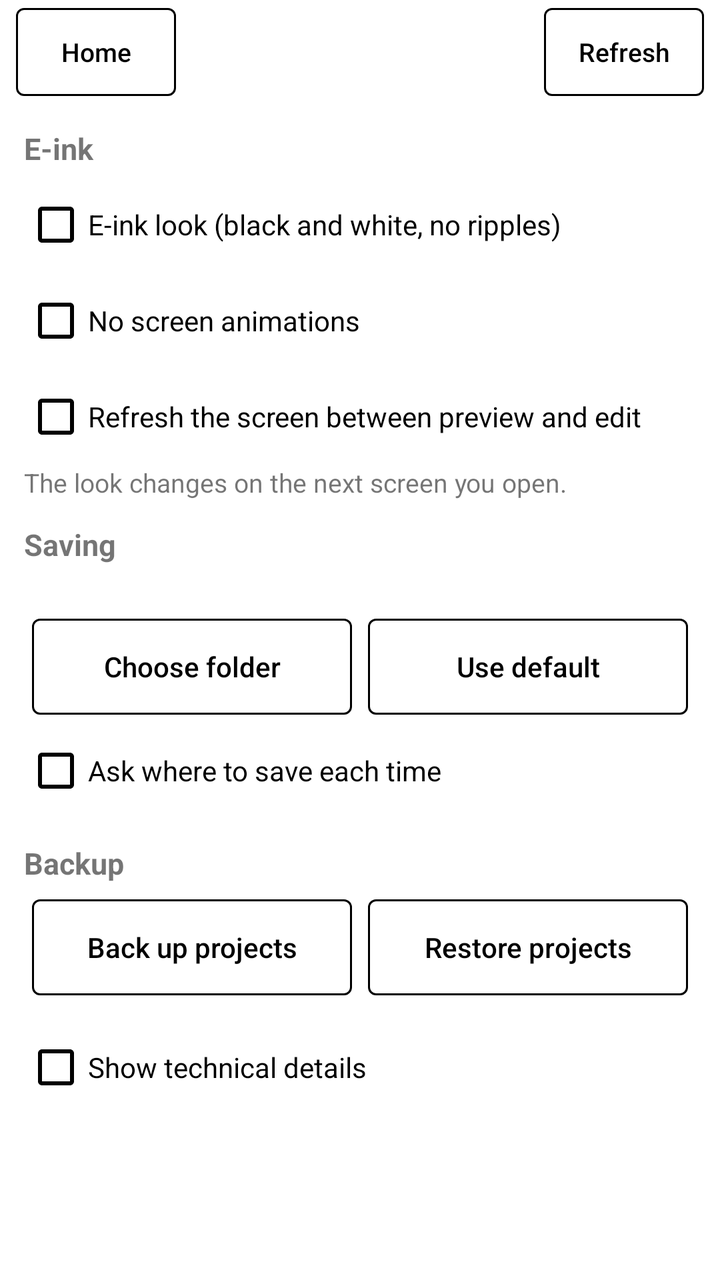
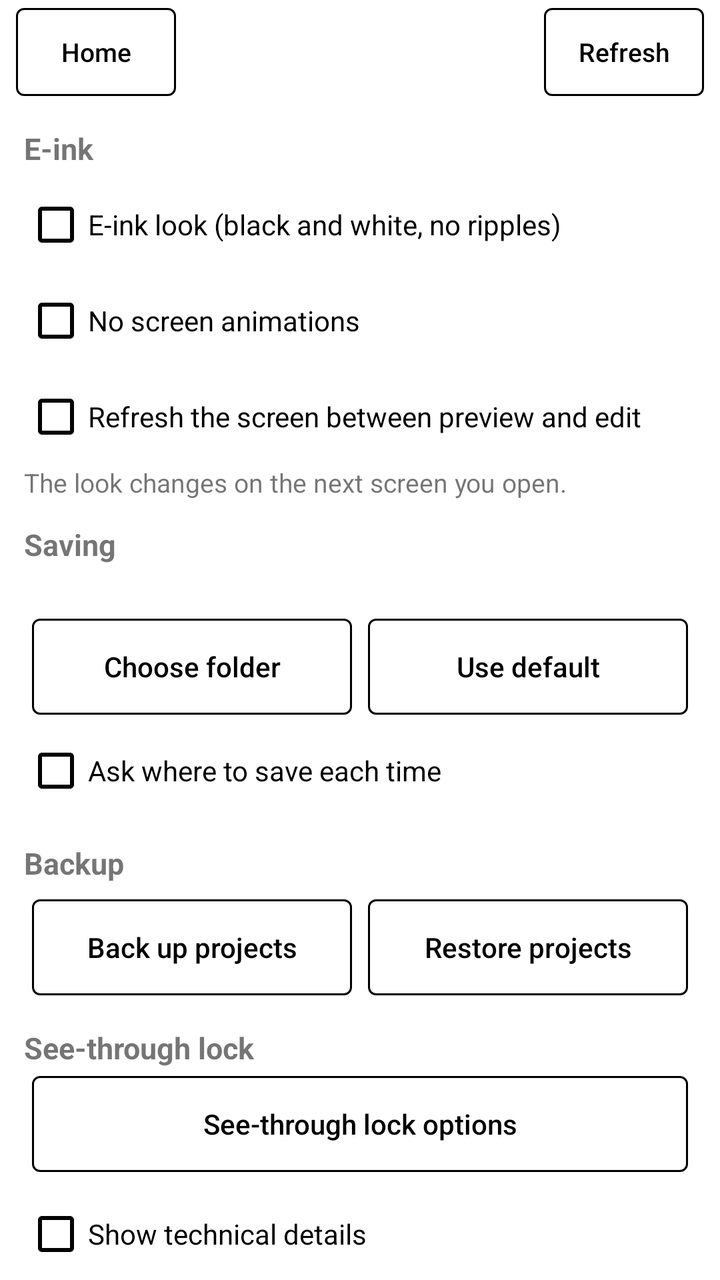

Compare the two renders of this Android layout. The source of the first and the diff that turns it into the second are given below.
<!-- AndroidManifest.xml: application theme Theme.TouchWallpaper -->
<!-- res/layout/activity_settings.xml -->
<?xml version="1.0" encoding="utf-8"?>
<LinearLayout xmlns:android="http://schemas.android.com/apk/res/android"
    android:layout_width="match_parent"
    android:layout_height="match_parent"
    android:orientation="vertical">

    <include layout="@layout/bar_top" />

    <LinearLayout
        android:layout_width="match_parent"
        android:layout_height="wrap_content"
        android:orientation="vertical"
        android:paddingHorizontal="12dp">

        <TextView
            style="@style/SectionTitle"
            android:layout_width="match_parent"
            android:layout_height="wrap_content"
            android:text="@string/eink_section" />

        <CheckBox
            android:id="@+id/eink_look"
            android:layout_width="match_parent"
            android:layout_height="wrap_content"
            android:text="@string/eink_look" />

        <CheckBox
            android:id="@+id/no_animations"
            android:layout_width="match_parent"
            android:layout_height="wrap_content"
            android:text="@string/no_animations" />

        <CheckBox
            android:id="@+id/refresh_on_switch"
            android:layout_width="match_parent"
            android:layout_height="wrap_content"
            android:text="@string/refresh_on_switch" />

        <TextView
            android:layout_width="match_parent"
            android:layout_height="wrap_content"
            android:text="@string/restart_note"
            android:textSize="13sp" />

        <TextView
            style="@style/SectionTitle"
            android:layout_width="match_parent"
            android:layout_height="wrap_content"
            android:text="@string/export_section" />

        <TextView
            android:id="@+id/export_folder"
            android:layout_width="match_parent"
            android:layout_height="wrap_content" />

        <LinearLayout style="@style/ButtonRow">

            <com.google.android.material.button.MaterialButton
                android:id="@+id/choose_folder"
                style="@style/RowButton"
                android:text="@string/choose_folder" />

            <com.google.android.material.button.MaterialButton
                android:id="@+id/use_default_folder"
                style="@style/RowButton"
                android:text="@string/use_default_folder" />
        </LinearLayout>

        <CheckBox
            android:id="@+id/ask_each_time"
            android:layout_width="match_parent"
            android:layout_height="wrap_content"
            android:text="@string/ask_each_time" />

        <TextView
            style="@style/SectionTitle"
            android:layout_width="match_parent"
            android:layout_height="wrap_content"
            android:text="@string/backup_section" />

        <LinearLayout style="@style/ButtonRow">

            <com.google.android.material.button.MaterialButton
                android:id="@+id/back_up"
                style="@style/RowButton"
                android:text="@string/back_up_projects" />

            <com.google.android.material.button.MaterialButton
                android:id="@+id/restore_projects"
                style="@style/RowButton"
                android:text="@string/restore_projects" />
        </LinearLayout>

        <CheckBox
            android:id="@+id/technical_details"
            android:layout_width="match_parent"
            android:layout_height="wrap_content"
            android:layout_marginTop="8dp"
            android:text="@string/technical_details" />
    </LinearLayout>
</LinearLayout>
<!-- res/layout/bar_top.xml (included above) -->
<?xml version="1.0" encoding="utf-8"?>
<LinearLayout xmlns:android="http://schemas.android.com/apk/res/android"
    android:layout_width="match_parent"
    android:layout_height="52dp"
    android:baselineAligned="false"
    android:gravity="center_vertical"
    android:orientation="horizontal"
    android:paddingHorizontal="@dimen/gap_panel">

    <com.google.android.material.button.MaterialButton
        android:id="@+id/bar_home"
        android:layout_width="80dp"
        android:layout_height="44dp"
        android:maxLines="1"
        android:text="@string/home"
        android:textSize="13sp" />

    <TextView
        android:id="@+id/bar_title"
        android:layout_width="0dp"
        android:layout_height="wrap_content"
        android:layout_weight="1"
        android:gravity="center"
        android:maxLines="2"
        android:paddingHorizontal="4dp"
        android:textSize="15sp"
        android:textStyle="bold" />

    <com.google.android.material.button.MaterialButton
        android:id="@+id/bar_refresh"
        android:layout_width="80dp"
        android:layout_height="44dp"
        android:maxLines="1"
        android:text="@string/refresh"
        android:textSize="13sp" />
</LinearLayout>
<!-- resources referenced by this layout -->
<resources>
  <dimen name="gap_panel">8dp</dimen>
  <string name="ask_each_time">Ask where to save each time</string>
  <string name="back_up_projects">Back up projects</string>
  <string name="backup_section">Backup</string>
  <string name="choose_folder">Choose folder</string>
  <string name="eink_look">E-ink look (black and white, no ripples)</string>
  <string name="eink_section">E-ink</string>
  <string name="export_section">Saving</string>
  <string name="home">Home</string>
  <string name="no_animations">No screen animations</string>
  <string name="refresh">Refresh</string>
  <string name="refresh_on_switch">Refresh the screen between preview and edit</string>
  <string name="restart_note">The look changes on the next screen you open.</string>
  <string name="restore_projects">Restore projects</string>
  <string name="technical_details">Show technical details</string>
  <string name="use_default_folder">Use default</string>
  <style name="ButtonRow">
          <item name="android:layout_width">match_parent</item>
          <item name="android:layout_height">wrap_content</item>
          <item name="android:baselineAligned">false</item>
          <item name="android:gravity">center_vertical</item>
          <item name="android:orientation">horizontal</item>
      </style>
  <style name="RowButton">
          <item name="android:layout_width">0dp</item>
          <item name="android:layout_height">48dp</item>
          <item name="android:layout_weight">1</item>
          <item name="android:layout_margin">@dimen/gap_button</item>
      </style>
  <style name="SectionTitle">
          <item name="android:textSize">15sp</item>
          <item name="android:textStyle">bold</item>
          <item name="android:layout_marginTop">@dimen/gap_section</item>
          <item name="android:layout_marginBottom">@dimen/gap_button</item>
      </style>
  <dimen name="gap_button">4dp</dimen>
  <dimen name="gap_section">12dp</dimen>
  <style name="EinkButton" parent="Widget.MaterialComponents.Button.OutlinedButton">
          <item name="android:textColor">#000000</item>
          <item name="android:textAllCaps">false</item>
          <item name="android:stateListAnimator">@null</item>
          <item name="android:minHeight">48dp</item>
          <item name="android:letterSpacing">0</item>
          <item name="android:paddingStart">4dp</item>
          <item name="android:paddingEnd">4dp</item>
          <item name="android:insetTop">0dp</item>
          <item name="android:insetBottom">0dp</item>
          <item name="strokeColor">#000000</item>
          <item name="strokeWidth">1dp</item>
          <item name="rippleColor">#00000000</item>
      </style>
  <style name="EinkDialog" parent="ThemeOverlay.MaterialComponents.Dialog.Alert">
          <item name="colorPrimary">#000000</item>
          <item name="colorControlHighlight">#00000000</item>
          <item name="buttonBarPositiveButtonStyle">@style/EinkDialogButton</item>
          <item name="buttonBarNegativeButtonStyle">@style/EinkDialogButton</item>
          <item name="buttonBarNeutralButtonStyle">@style/EinkDialogButton</item>
      </style>
  <style name="EinkDialogButton" parent="EinkButton">
          <item name="android:layout_marginStart">@dimen/gap_panel</item>
          <item name="android:minWidth">64dp</item>
          <item name="android:layout_marginTop">@dimen/gap_button</item>
      </style>
  <!-- unchanged entries left out for length: 1 -->
</resources>

<!-- the commit's change to res/layout/activity_settings.xml (unified diff, before → after) -->
@@ -91,6 +91,19 @@
                 android:text="@string/restore_projects" />
         </LinearLayout>
 
+        <TextView
+            style="@style/SectionTitle"
+            android:layout_width="match_parent"
+            android:layout_height="wrap_content"
+            android:text="@string/see_through" />
+
+        <com.google.android.material.button.MaterialButton
+            android:id="@+id/see_through_options"
+            android:layout_width="match_parent"
+            android:layout_height="48dp"
+            android:layout_marginHorizontal="@dimen/gap_button"
+            android:text="@string/see_through_options" />
+
         <CheckBox
             android:id="@+id/technical_details"
             android:layout_width="match_parent"
<!-- resource entries referenced after the edit -->
@@ -14,6 +14,8 @@
   <string name="refresh_on_switch">Refresh the screen between preview and edit</string>
   <string name="restart_note">The look changes on the next screen you open.</string>
   <string name="restore_projects">Restore projects</string>
+  <string name="see_through">See-through lock</string>
+  <string name="see_through_options">See-through lock options</string>
   <string name="technical_details">Show technical details</string>
   <string name="use_default_folder">Use default</string>
   <style name="ButtonRow">
